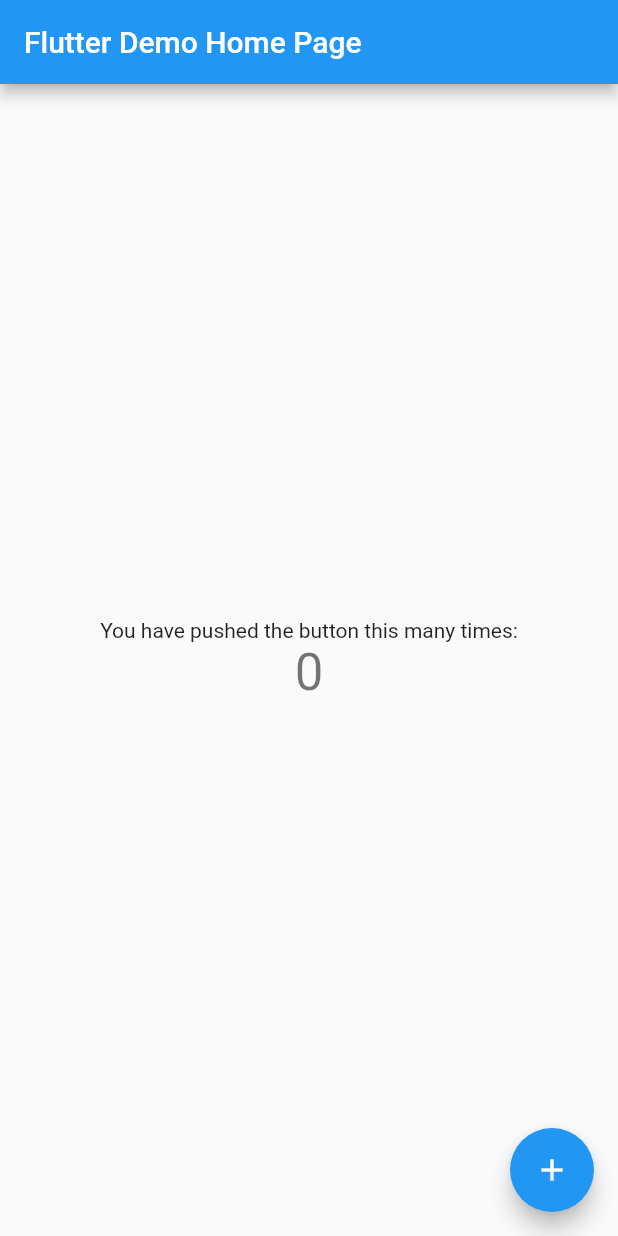
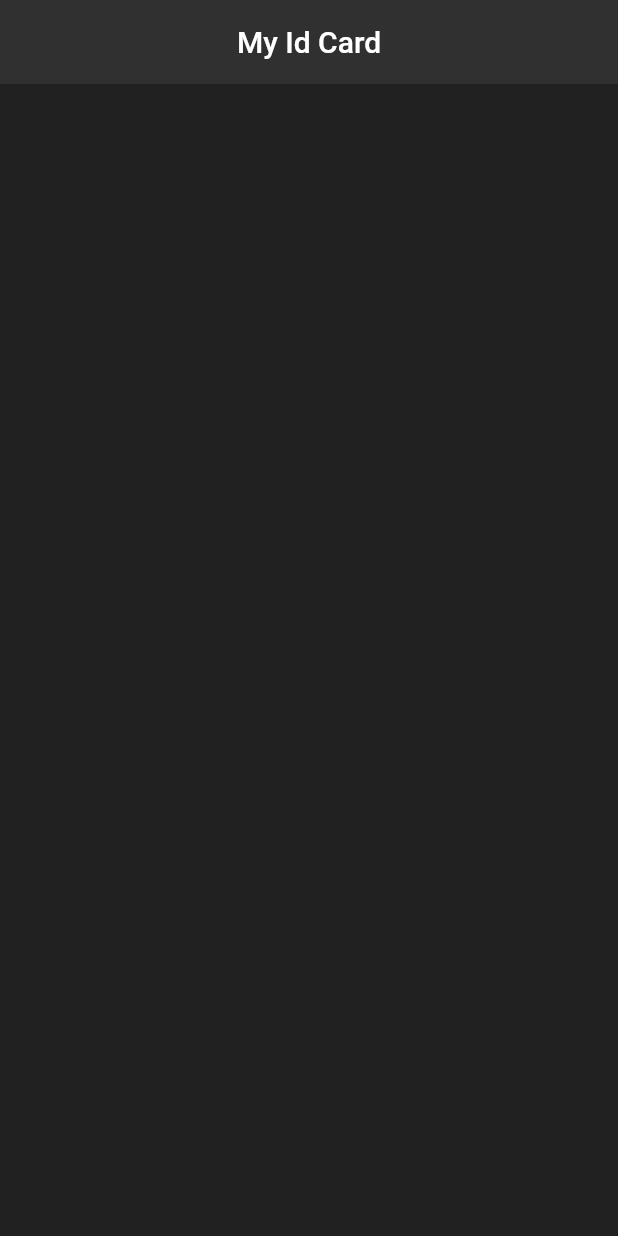
Before and after one commit to Jackson112/id_project, a Flutter app: the screen it shows after launch, on a phone screen of 412 x 824 dp. Run offline on Flutter 3.47's test engine with Material 2 defaults, Android fonts, the phone set to English and light mode, and no system bars.

Commit message:
Scaffold adjustments
Here i was adjusting scaffold by putting color styles

```diff
--- a/lib/main.dart
+++ b/lib/main.dart
@@ -1,117 +1,22 @@
 import 'package:flutter/material.dart';
 
-void main() {
-  runApp(MyApp());
-}
+void main() =>
+  runApp(MaterialApp(
+    home: IdCard(),
+  ));
 
-class MyApp extends StatelessWidget {
-  // This widget is the root of your application.
+
+class IdCard extends StatelessWidget {
   @override
   Widget build(BuildContext context) {
-    return MaterialApp(
-      title: 'Flutter Demo',
-      theme: ThemeData(
-        // This is the theme of your application.
-        //
-        // Try running your application with "flutter run". You'll see the
-        // application has a blue toolbar. Then, without quitting the app, try
-        // changing the primarySwatch below to Colors.green and then invoke
-        // "hot reload" (press "r" in the console where you ran "flutter run",
-        // or simply save your changes to "hot reload" in a Flutter IDE).
-        // Notice that the counter didn't reset back to zero; the application
-        // is not restarted.
-        primarySwatch: Colors.blue,
-        // This makes the visual density adapt to the platform that you run
-        // the app on. For desktop platforms, the controls will be smaller and
-        // closer together (more dense) than on mobile platforms.
-        visualDensity: VisualDensity.adaptivePlatformDensity,
-      ),
-      home: MyHomePage(title: 'Flutter Demo Home Page'),
+    return Scaffold(
+      backgroundColor: Colors.grey[900],
+         appBar: AppBar(
+           title: Text('My Id Card'),
+           centerTitle: true,
+           backgroundColor: Colors.grey[850],
+           elevation: 0.0,
+         ),
     );
   }
 }
-
-class MyHomePage extends StatefulWidget {
-  MyHomePage({Key key, this.title}) : super(key: key);
-
-  // This widget is the home page of your application. It is stateful, meaning
-  // that it has a State object (defined below) that contains fields that affect
-  // how it looks.
-
-  // This class is the configuration for the state. It holds the values (in this
-  // case the title) provided by the parent (in this case the App widget) and
-  // used by the build method of the State. Fields in a Widget subclass are
-  // always marked "final".
-
-  final String title;
-
-  @override
-  _MyHomePageState createState() => _MyHomePageState();
-}
-
-class _MyHomePageState extends State<MyHomePage> {
-  int _counter = 0;
-
-  void _incrementCounter() {
-    setState(() {
-      // This call to setState tells the Flutter framework that something has
-      // changed in this State, which causes it to rerun the build method below
-      // so that the display can reflect the updated values. If we changed
-      // _counter without calling setState(), then the build method would not be
-      // called again, and so nothing would appear to happen.
-      _counter++;
-    });
-  }
-
-  @override
-  Widget build(BuildContext context) {
-    // This method is rerun every time setState is called, for instance as done
-    // by the _incrementCounter method above.
-    //
-    // The Flutter framework has been optimized to make rerunning build methods
-    // fast, so that you can just rebuild anything that needs updating rather
-    // than having to individually change instances of widgets.
-    return Scaffold(
-      appBar: AppBar(
-        // Here we take the value from the MyHomePage object that was created by
-        // the App.build method, and use it to set our appbar title.
-        title: Text(widget.title),
-      ),
-      body: Center(
-        // Center is a layout widget. It takes a single child and positions it
-        // in the middle of the parent.
-        child: Column(
-          // Column is also a layout widget. It takes a list of children and
-          // arranges them vertically. By default, it sizes itself to fit its
-          // children horizontally, and tries to be as tall as its parent.
-          //
-          // Invoke "debug painting" (press "p" in the console, choose the
-          // "Toggle Debug Paint" action from the Flutter Inspector in Android
-          // Studio, or the "Toggle Debug Paint" command in Visual Studio Code)
-          // to see the wireframe for each widget.
-          //
-          // Column has various properties to control how it sizes itself and
-          // how it positions its children. Here we use mainAxisAlignment to
-          // center the children vertically; the main axis here is the vertical
-          // axis because Columns are vertical (the cross axis would be
-          // horizontal).
-          mainAxisAlignment: MainAxisAlignment.center,
-          children: <Widget>[
-            Text(
-              'You have pushed the button this many times:',
-            ),
-            Text(
-              '$_counter',
-              style: Theme.of(context).textTheme.headline4,
-            ),
-          ],
-        ),
-      ),
-      floatingActionButton: FloatingActionButton(
-        onPressed: _incrementCounter,
-        tooltip: 'Increment',
-        child: Icon(Icons.add),
-      ), // This trailing comma makes auto-formatting nicer for build methods.
-    );
-  }
-}
```
Also changed, not shown: 1 other file.
